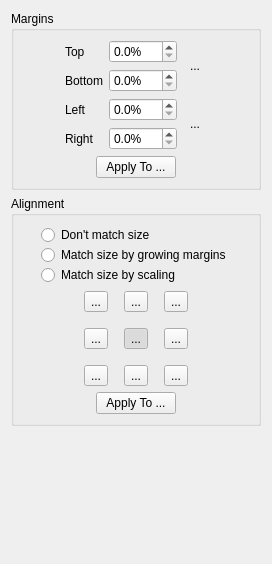
Old version of the form filters/page_layout/ui/PageLayoutOptionsWidget.ui in the repository trufanov-nok/scantailor-universal.
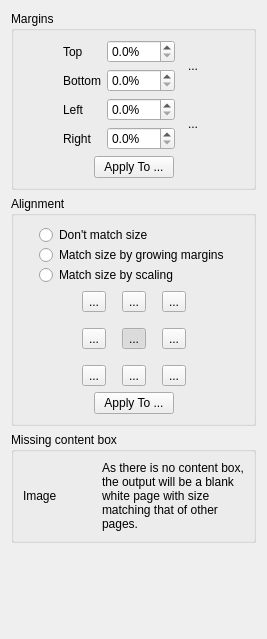
New version of the form. Icons and pictures are not drawn.

Commit message:
Change the way pages without a content box are handled
Previously, a small fake content box was being created for pages without
one. This was done to avoid introducing a special case in processing
code. For the user it was confusing though, and it got even more confusing
due to the changes made when moving dewarping to the Deskew stage.

This change stops creation of fake content boxes for pages without one,
introducing a special case instead. Such pages are outputted as pure
white images of size matching the other pages, as if appropriate option
was selected on the Page Layout stage.

```diff
--- a/filters/page_layout/ui/PageLayoutOptionsWidget.ui
+++ b/filters/page_layout/ui/PageLayoutOptionsWidget.ui
@@ -6,8 +6,8 @@
    <rect>
     <x>0</x>
     <y>0</y>
-    <width>272</width>
-    <height>564</height>
+    <width>267</width>
+    <height>639</height>
    </rect>
   </property>
   <property name="windowTitle">
@@ -630,6 +630,35 @@
      </layout>
     </widget>
    </item>
+   <item>
+    <widget class="QGroupBox" name="missingContentBoxGroup">
+     <property name="title">
+      <string>Missing content box</string>
+     </property>
+     <layout class="QHBoxLayout" name="horizontalLayout">
+      <item>
+       <widget class="QLabel" name="warningIconLabel">
+        <property name="text">
+         <string notr="true">Image</string>
+        </property>
+       </widget>
+      </item>
+      <item>
+       <widget class="QLabel" name="label_5">
+        <property name="text">
+         <string>As there is no content box, the output will be a blank white page with size matching that of other pages.</string>
+        </property>
+        <property name="wordWrap">
+         <bool>true</bool>
+        </property>
+        <property name="textInteractionFlags">
+         <set>Qt::LinksAccessibleByMouse|Qt::TextSelectableByMouse</set>
+        </property>
+       </widget>
+      </item>
+     </layout>
+    </widget>
+   </item>
    <item>
     <spacer name="verticalSpacer">
      <property name="orientation">
```
Left out of the diff: 2 changed lines with no effect on the pictures. The commit also changes 11 other files.
